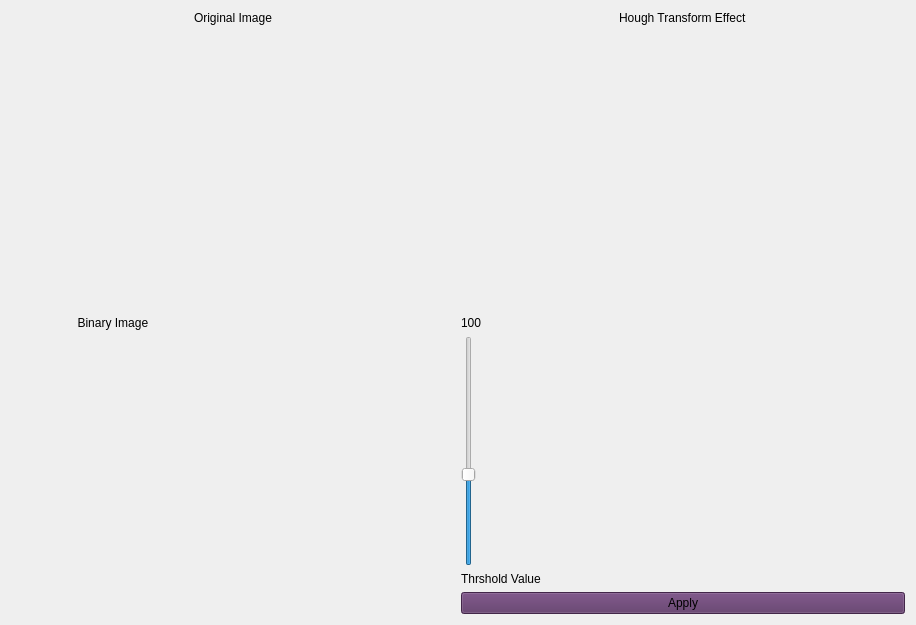
First picture: the form in src/ui/Hough_transform.ui, repository Ahmed-Gamiel/Bountry-_tracing-and-Hough_transform, before the edit.
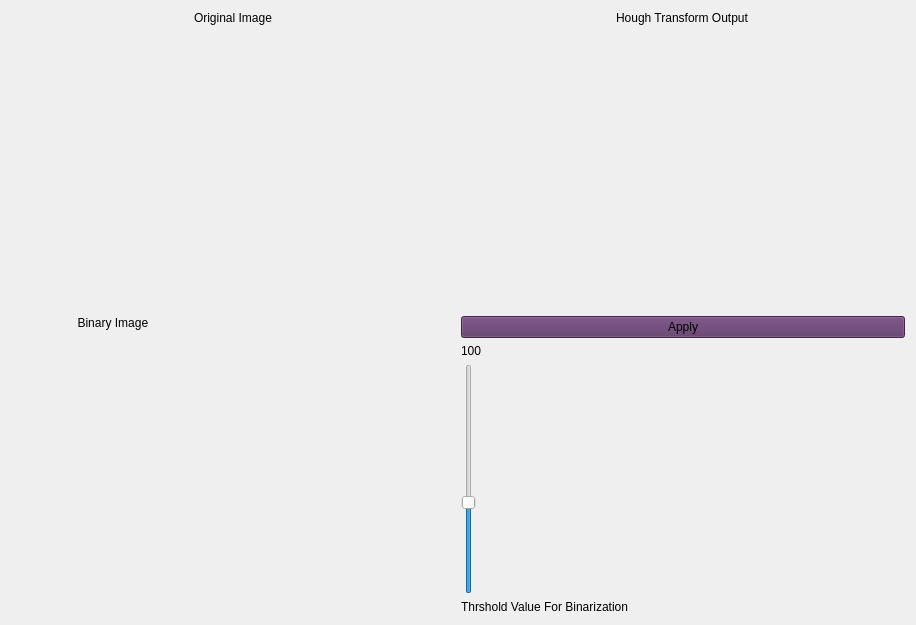
Second picture: the form after the edit.

```diff
--- a/src/ui/Hough_transform.ui
+++ b/src/ui/Hough_transform.ui
@@ -56,7 +56,7 @@
 </string>
            </property>
            <property name="text">
-            <string>Hough Transform Effect</string>
+            <string>Hough Transform Output</string>
            </property>
           </widget>
          </item>
@@ -105,6 +105,20 @@
        </item>
        <item row="1" column="1">
         <layout class="QVBoxLayout" name="equalized_histogram_layout">
+         <item>
+          <widget class="QPushButton" name="hough_btn">
+           <property name="cursor">
+            <cursorShape>PointingHandCursor</cursorShape>
+           </property>
+           <property name="styleSheet">
+            <string notr="true">background-color: rgb(92, 53, 102);
+</string>
+           </property>
+           <property name="text">
+            <string>Apply</string>
+           </property>
+          </widget>
+         </item>
          <item>
           <widget class="QLabel" name="thershold_value">
            <property name="text">
@@ -131,21 +145,7 @@
          <item>
           <widget class="QLabel" name="label_4">
            <property name="text">
-            <string>Thrshold Value</string>
-           </property>
-          </widget>
-         </item>
-         <item>
-          <widget class="QPushButton" name="histogram_btn">
-           <property name="cursor">
-            <cursorShape>PointingHandCursor</cursorShape>
-           </property>
-           <property name="styleSheet">
-            <string notr="true">background-color: rgb(92, 53, 102);
-</string>
-           </property>
-           <property name="text">
-            <string>Apply</string>
+            <string>Thrshold Value For Binarization</string>
            </property>
           </widget>
          </item>
```
